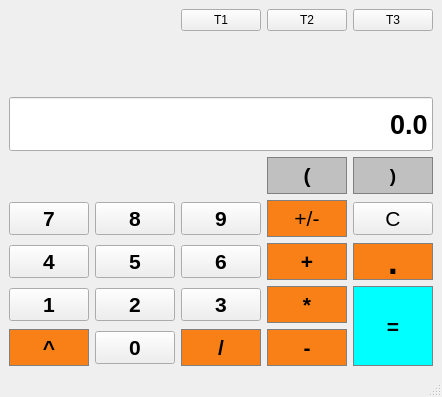
The window that calculators.ui (SonaliGaonkar/calculator) describes before a commit, drawn with Qt 5.
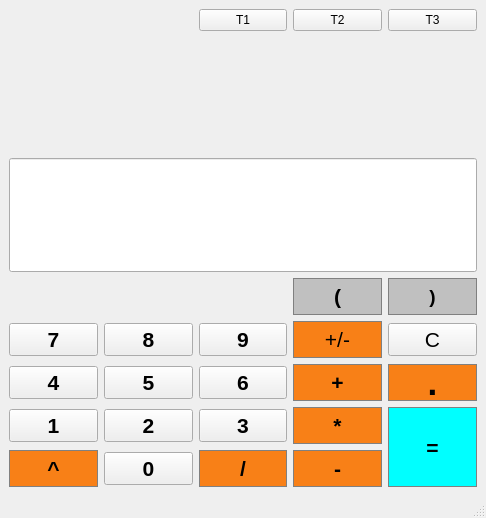
The same window after the commit.

Patch:
```diff
--- a/calculators.ui
+++ b/calculators.ui
@@ -6,8 +6,8 @@
    <rect>
     <x>0</x>
     <y>0</y>
-    <width>417</width>
-    <height>397</height>
+    <width>486</width>
+    <height>518</height>
    </rect>
   </property>
   <property name="windowTitle">
@@ -421,7 +421,7 @@
 }</string>
       </property>
       <property name="text">
-       <string>0.0</string>
+       <string/>
       </property>
       <property name="alignment">
        <set>Qt::AlignRight|Qt::AlignTrailing|Qt::AlignVCenter</set>
```
Left out of the diff: 695 changed lines with no effect on the pictures.
